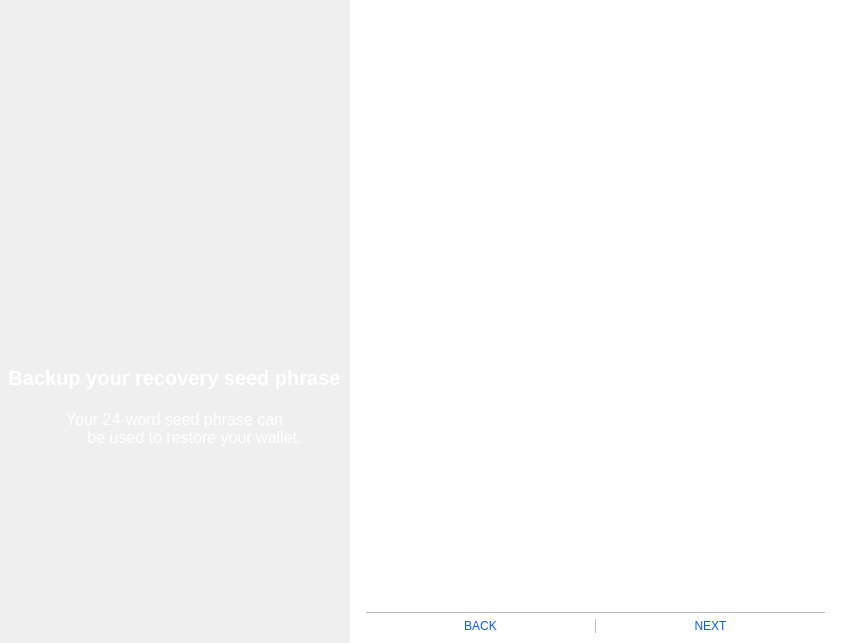
The window that src/qt/forms/mnemonicwidget.ui (devaultcrypto/devault) describes before a commit, drawn with Qt 5.
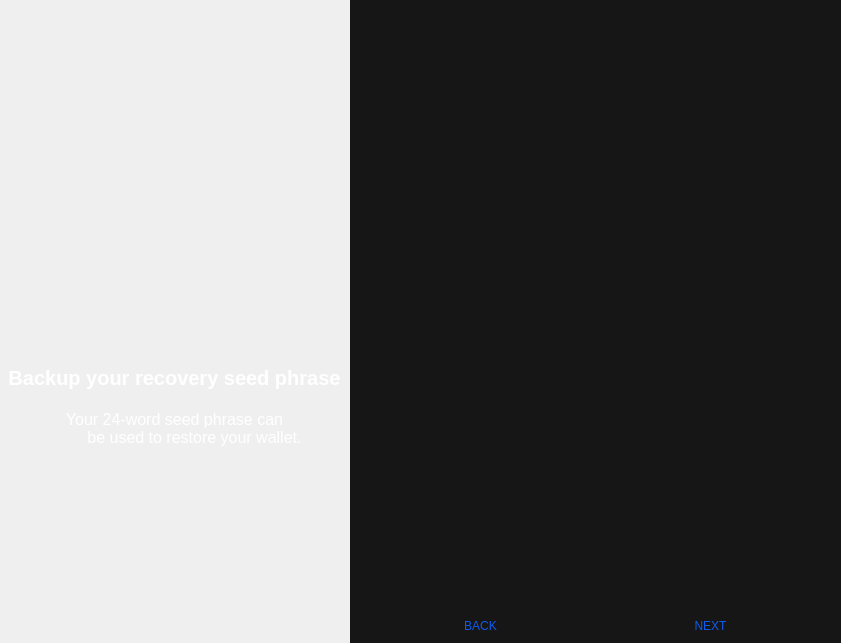
The same window after the commit. Icons and pictures are not drawn.

What changed in the file:
```diff
--- a/src/qt/forms/mnemonicwidget.ui
+++ b/src/qt/forms/mnemonicwidget.ui
@@ -210,7 +210,7 @@
     <property name="styleSheet">
      <string notr="true">padding-left:16px;
       padding-right:16px;
-      background-color:white;</string>
+      background-color:#161616;</string>
     </property>
     <property name="frameShape">
      <enum>QFrame::StyledPanel</enum>
@@ -238,7 +238,7 @@
       <widget class="QStackedWidget" name="QStackTutorialContainer">
        <property name="styleSheet">
         <string notr="true">#frame2{
-         background-color: white;
+         background-color: #161616;
          border: none;
          padding: 0em 0em;
          }</string>
@@ -256,7 +256,7 @@
         </size>
        </property>
        <property name="styleSheet">
-        <string notr="true">background-color:#bababa;</string>
+        <string notr="true">background-color:#161616;</string>
        </property>
        <property name="text">
         <string/>
@@ -322,7 +322,7 @@
           <bool>false</bool>
          </property>
          <property name="styleSheet">
-          <string notr="true">background-color:#bababa;</string>
+          <string notr="true">background-color:#161616;</string>
          </property>
          <property name="text">
           <string/>
```
Left out of the diff: 4 changed lines with no effect on the pictures.
